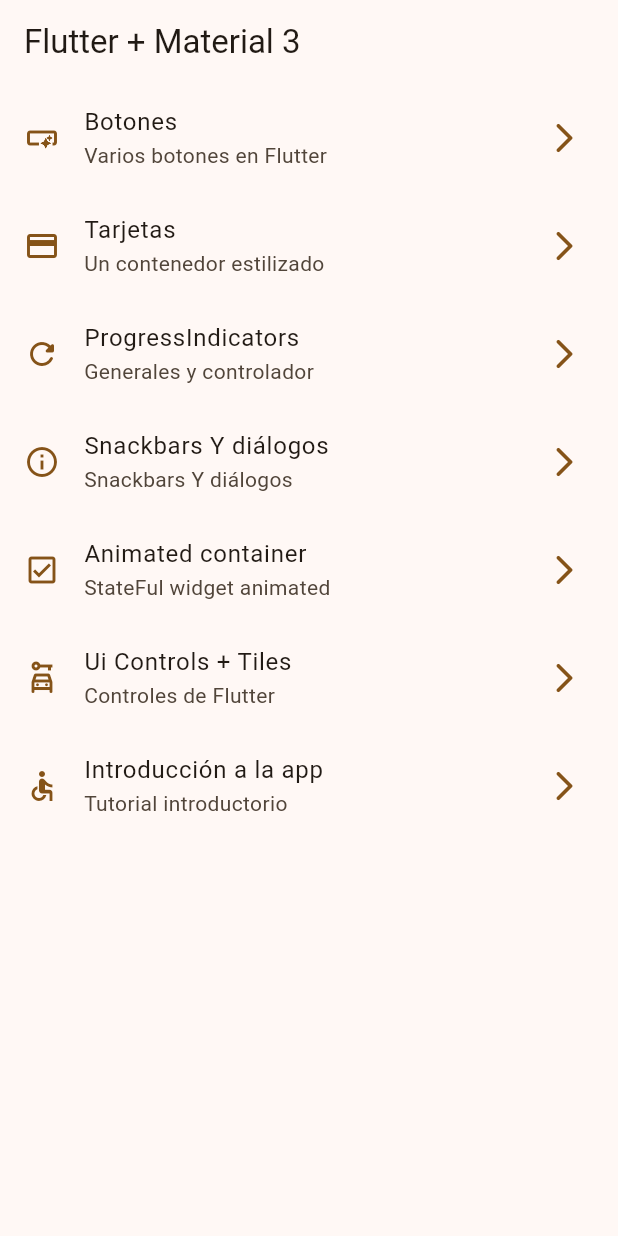
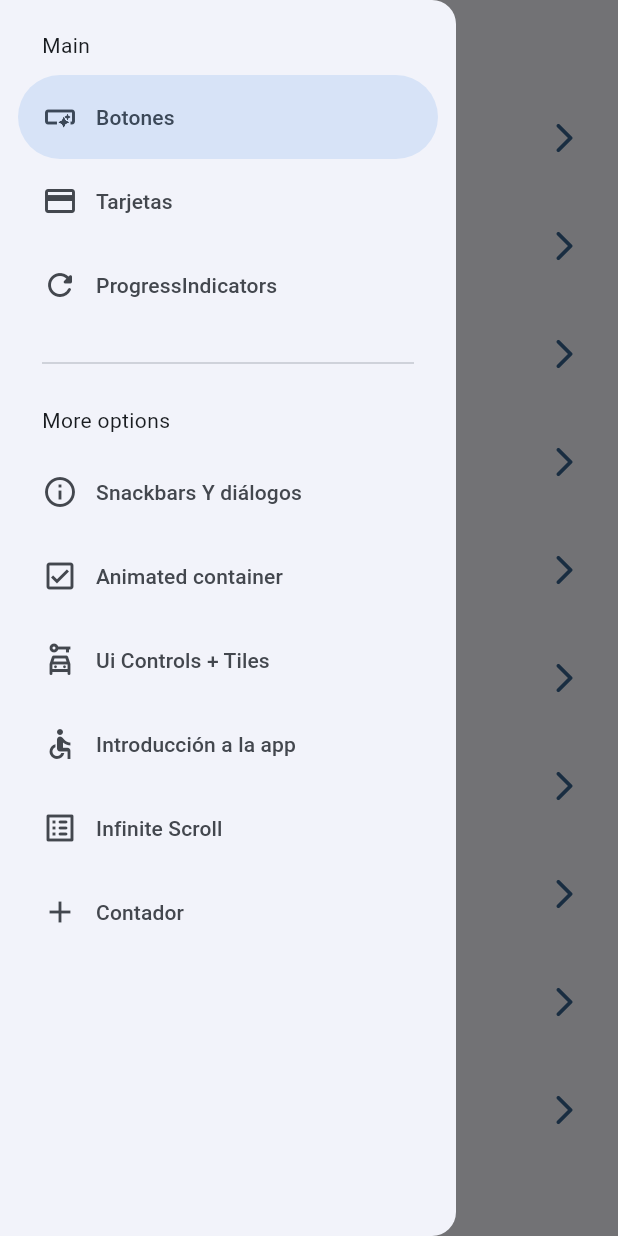
Before and after one commit to ortizjulian/widgets_app, a Flutter app: the screen it shows after launch, with the side drawer open (before the commit the screen has no drawer), on a phone screen of 412 x 824 dp. Run offline on Flutter 3.47's test engine with Material 3 defaults, Android fonts, the phone set to English and light mode, and no system bars; our stand-ins replace animate_do, flutter_riverpod, go_router.

Commit message:
add riverpod, counter , change theme

```diff
--- a/lib/config/menu/menu_items.dart
+++ b/lib/config/menu/menu_items.dart
@@ -57,4 +57,22 @@ const appMenuTiems = <MenuItem>[
     link: '/tutorial',
     icon: Icons.accessible,
   ),
+  MenuItem(
+    title: 'Infinite Scroll',
+    subtitle: 'Listas infinitas pull to refresh',
+    link: '/infinite',
+    icon: Icons.list_alt_rounded,
+  ),
+  MenuItem(
+    title: 'Contador',
+    subtitle: 'Contador con riverpod',
+    link: '/counter_screen',
+    icon: Icons.add,
+  ),
+  MenuItem(
+    title: 'Theme changer',
+    subtitle: 'Theme Changer con riverpod',
+    link: '/theme_changer_screen',
+    icon: Icons.color_lens_outlined,
+  ),
 ];
--- a/lib/config/router/app_router.dart
+++ b/lib/config/router/app_router.dart
@@ -43,5 +43,20 @@ final appRouter = GoRouter(
       name: AppTutorialScreen.name,
       builder: (context, state) => const AppTutorialScreen(),
     ),
+    GoRoute(
+      path: '/infinite',
+      name: InfiniteScrollScreen.name,
+      builder: (context, state) => const InfiniteScrollScreen(),
+    ),
+    GoRoute(
+      path: '/counter_screen',
+      name: CounterScreen.name,
+      builder: (context, state) => const CounterScreen(),
+    ),
+    GoRoute(
+      path: '/theme_changer_screen',
+      name: ThemeChangerScreen.name,
+      builder: (context, state) => const ThemeChangerScreen(),
+    ),
   ],
 );
--- a/lib/config/theme/app_theme.dart
+++ b/lib/config/theme/app_theme.dart
@@ -14,8 +14,8 @@ const colorList = <Color>[
 
 class AppTheme {
   final int selectedColor;
-
-  AppTheme({this.selectedColor = 0})
+  final bool isDarkMode;
+  AppTheme({this.selectedColor = 0, this.isDarkMode = false})
       : assert(
           selectedColor >= 0,
           'Selected color must be grater than 0',
@@ -27,6 +27,7 @@ class AppTheme {
 
   ThemeData getTheme() => ThemeData(
         useMaterial3: true,
+        brightness: isDarkMode ? Brightness.dark : Brightness.light,
         colorSchemeSeed: colorList[selectedColor],
         appBarTheme: const AppBarTheme(
           centerTitle: false,
--- a/lib/main.dart
+++ b/lib/main.dart
@@ -1,21 +1,30 @@
 import 'package:flutter/material.dart';
+import 'package:flutter_riverpod/flutter_riverpod.dart';
 import 'package:widgets_app/config/router/app_router.dart';
 import 'package:widgets_app/config/theme/app_theme.dart';
+import 'package:widgets_app/presentation/providers/theme_provider.dart';
 
 void main() {
-  runApp(const MainApp());
+  runApp(
+    const ProviderScope(
+      child: MainApp(),
+    ),
+  );
 }
 
-class MainApp extends StatelessWidget {
+class MainApp extends ConsumerWidget {
   const MainApp({super.key});
 
   @override
-  Widget build(BuildContext context) {
+  Widget build(BuildContext context, ref) {
+    final int selectedColor = ref.watch(selectedColorProvider);
+    final isDarkMode = ref.watch(isDarkModeProvider);
     return MaterialApp.router(
       title: 'Flutter Widgets',
       routerConfig: appRouter,
       debugShowCheckedModeBanner: false,
-      theme: AppTheme(selectedColor: 6).getTheme(),
+      theme: AppTheme(selectedColor: selectedColor, isDarkMode: isDarkMode)
+          .getTheme(),
     );
   }
 }
--- /dev/null
+++ b/lib/presentation/providers/counter_provider.dart
@@ -0,0 +1,3 @@
+import 'package:flutter_riverpod/flutter_riverpod.dart';
+
+final counterProvider = StateProvider<int>((ref) => 1);
--- /dev/null
+++ b/lib/presentation/providers/theme_provider.dart
@@ -0,0 +1,8 @@
+import 'package:flutter_riverpod/flutter_riverpod.dart';
+import 'package:widgets_app/config/theme/app_theme.dart';
+
+final isDarkModeProvider = StateProvider<bool>((ref) => false);
+
+final colorListProvider = Provider((ref) => colorList);
+
+final selectedColorProvider = StateProvider<int>((ref) => 0);
--- a/lib/presentation/screens/home/home_screen.dart
+++ b/lib/presentation/screens/home/home_screen.dart
@@ -1,6 +1,7 @@
 import 'package:flutter/material.dart';
 import 'package:go_router/go_router.dart';
 import 'package:widgets_app/config/menu/menu_items.dart';
+import 'package:widgets_app/presentation/widgets/side_menu.dart';
 
 class HomeScreen extends StatelessWidget {
   static const String name = 'home_screen';
@@ -8,11 +9,16 @@ class HomeScreen extends StatelessWidget {
 
   @override
   Widget build(BuildContext context) {
+    final scaffoldKey = GlobalKey<ScaffoldState>();
     return Scaffold(
+      key: scaffoldKey,
       appBar: AppBar(
         title: const Text('Flutter + Material 3'),
       ),
       body: const _HomeView(),
+      drawer: SideMenu(
+        scaffoldKey: scaffoldKey,
+      ),
     );
   }
 }
--- a/lib/presentation/screens/screens.dart
+++ b/lib/presentation/screens/screens.dart
@@ -1,3 +1,4 @@
+export 'package:widgets_app/presentation/screens/theme_changer/theme_chenger_screen.dart';
 export 'package:widgets_app/presentation/screens/animated/animated_screen.dart';
 export 'package:widgets_app/presentation/screens/app_tutorial/app_tutorial_screen.dart';
 export 'package:widgets_app/presentation/screens/buttons/buttons_screen.dart';
@@ -7,3 +8,4 @@ export 'package:widgets_app/presentation/screens/infinite_scroll/infinite_scroll
 export 'package:widgets_app/presentation/screens/progress/progress_screen.dart';
 export 'package:widgets_app/presentation/screens/snackbar/snackbar_screen.dart';
 export 'package:widgets_app/presentation/screens/ui_controls/ui_controls_screen.dart';
+export 'package:widgets_app/presentation/screens/counter/counter_screen.dart';
--- /dev/null
+++ b/lib/presentation/widgets/side_menu.dart
@@ -0,0 +1,59 @@
+import 'package:flutter/material.dart';
+import 'package:widgets_app/config/menu/menu_items.dart';
+import 'package:go_router/go_router.dart';
+
+class SideMenu extends StatefulWidget {
+  final GlobalKey<ScaffoldState> scaffoldKey;
+
+  const SideMenu({super.key, required this.scaffoldKey});
+
+  @override
+  State<SideMenu> createState() => _SideMenuState();
+}
+
+class _SideMenuState extends State<SideMenu> {
+  int navDrawerIndex = 0;
+
+  @override
+  Widget build(BuildContext context) {
+    final hasNotch = MediaQuery.of(context).viewPadding.top > 35;
+    return NavigationDrawer(
+      selectedIndex: navDrawerIndex,
+      onDestinationSelected: (value) {
+        setState(() {
+          navDrawerIndex = value;
+        });
+        final menuItem = appMenuTiems[value];
+        context.push(menuItem.link);
+
+        widget.scaffoldKey.currentState?.closeDrawer();
+      },
+      children: [
+        Padding(
+          padding: EdgeInsets.fromLTRB(28, hasNotch ? 0 : 20, 16, 10),
+          child: const Text('Main'),
+        ),
+        ...appMenuTiems.sublist(0, 3).map(
+              (item) => NavigationDrawerDestination(
+                icon: Icon(item.icon),
+                label: Text(item.title),
+              ),
+            ),
+        const Padding(
+          padding: EdgeInsets.fromLTRB(28, 16, 28, 10),
+          child: Divider(),
+        ),
+        const Padding(
+          padding: EdgeInsets.fromLTRB(28, 10, 16, 10),
+          child: Text('More options'),
+        ),
+        ...appMenuTiems.sublist(3, 9).map(
+              (item) => NavigationDrawerDestination(
+                icon: Icon(item.icon),
+                label: Text(item.title),
+              ),
+            ),
+      ],
+    );
+  }
+}
--- a/pubspec.yaml
+++ b/pubspec.yaml
@@ -11,6 +11,7 @@ dependencies:
     sdk: flutter
   animate_do: ^3.3.4
   go_router: ^13.2.1
+  flutter_riverpod: ^2.5.1
 
 
 dev_dependencies:
```
Also changed, not shown: lib/presentation/screens/counter/counter_screen.dart (added, +43 -0 lines), lib/presentation/screens/infinite_scroll/infinite_scroll_screen.dart (+113 -2 lines), lib/presentation/screens/theme_changer/theme_chenger_screen.dart (added, +61 -0 lines), pubspec.lock.
